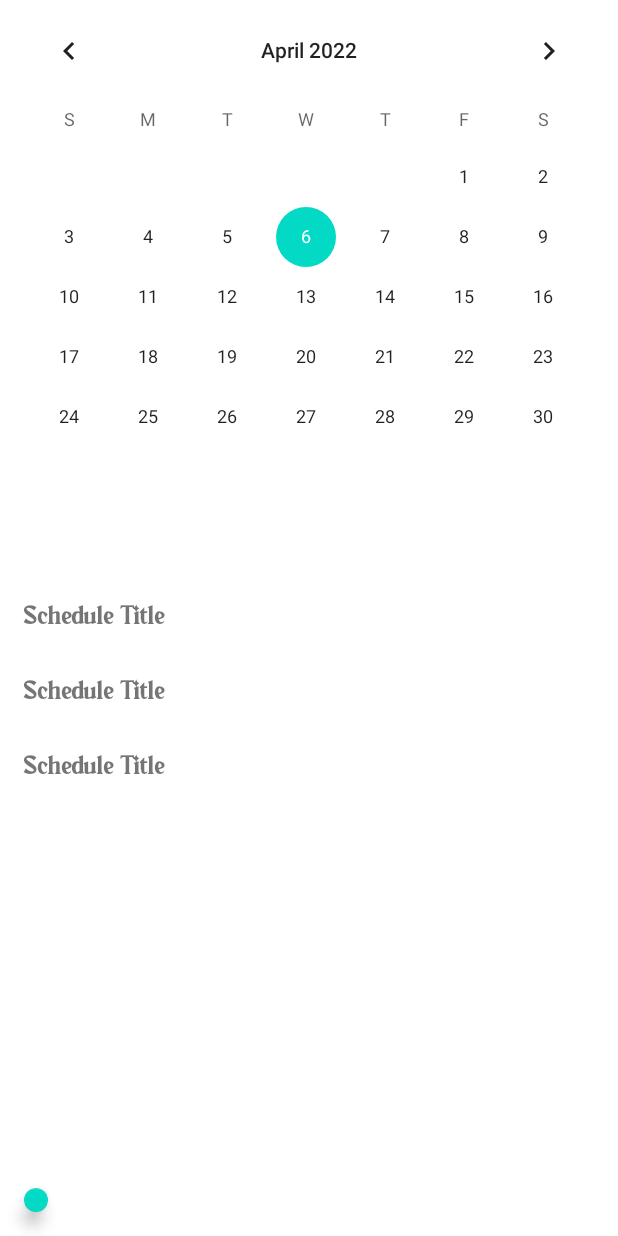
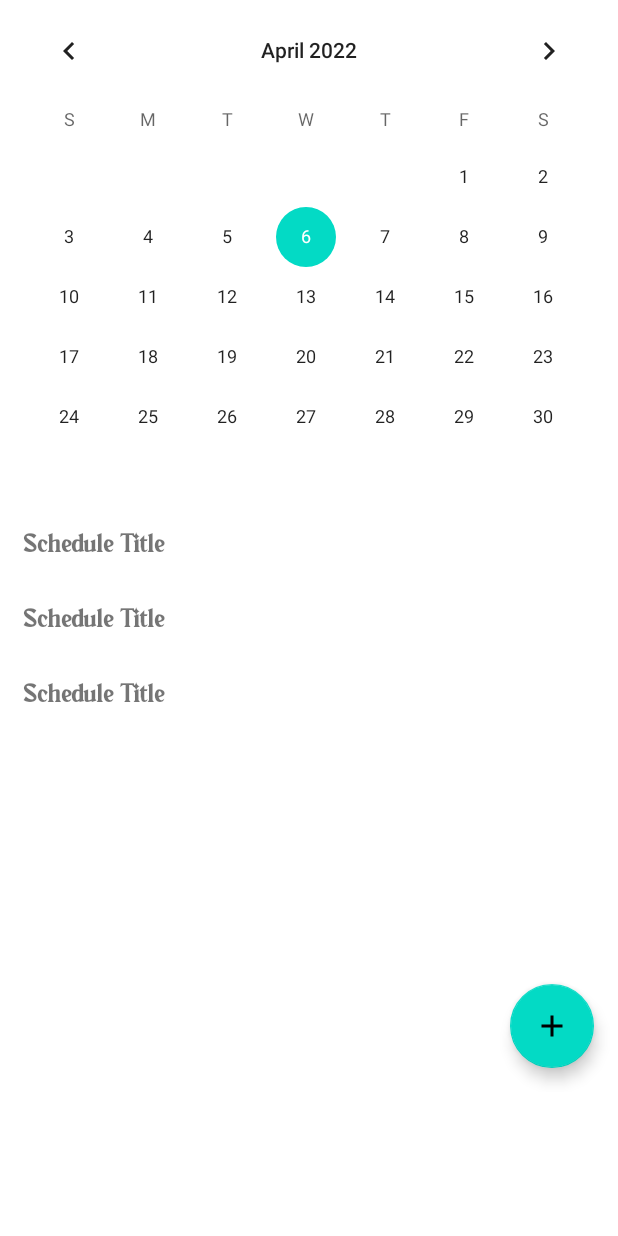
Before and after one commit to Jeddi212/Grimoire, an Android app: the layout fragment_schedule.xml on its own in the app's theme, with its tools: preview values and no code run, on a phone screen of 412 x 824 dp. Run offline under Robolectric (Android 15) with nearby library versions, the phone set to English and light mode, and no system bars.

Commit message:
Benerin Layout Schedule | Tracing Bug, masih belom fix 🛠

```diff
--- a/app/src/main/res/layout-land/fragment_schedule.xml
+++ b/app/src/main/res/layout-land/fragment_schedule.xml
@@ -1,5 +1,6 @@
 <?xml version="1.0" encoding="utf-8"?>
 <LinearLayout xmlns:android="http://schemas.android.com/apk/res/android"
+    xmlns:app="http://schemas.android.com/apk/res-auto"
     xmlns:tools="http://schemas.android.com/tools"
     android:layout_width="match_parent"
     android:layout_height="match_parent"
@@ -14,14 +15,42 @@
         <CalendarView
             android:id="@+id/calendar"
             android:layout_width="wrap_content"
-            android:layout_height="wrap_content"/>
+            android:layout_height="236dp" />
 
-        <TextView
-            android:id="@+id/tv_date"
+        <LinearLayout
             android:layout_width="match_parent"
             android:layout_height="wrap_content"
-            android:gravity="center"
-            android:text="Date Clicked"/>
+            android:orientation="horizontal">
+
+            <com.google.android.material.floatingactionbutton.FloatingActionButton
+                android:id="@+id/fab_add"
+                android:layout_width="wrap_content"
+                android:layout_height="wrap_content"
+                android:foregroundGravity="bottom"
+                android:layout_marginStart="10dp"
+                android:layout_marginEnd="10dp"
+                app:fabSize="mini"
+                app:layout_anchor="@id/rv_schedule"
+                app:layout_anchorGravity="top|end"
+                app:srcCompat="@drawable/ic_baseline_add_24" />
+
+            <ProgressBar
+                android:id="@+id/progressbar"
+                android:layout_width="48dp"
+                android:layout_height="48dp"
+                android:visibility="invisible"
+                android:layout_gravity="center"
+                app:layout_anchor="@id/rv_schedule"
+                app:layout_anchorGravity="center" />
+
+            <TextView
+                android:id="@+id/tv_date"
+                android:layout_width="match_parent"
+                android:layout_height="wrap_content"
+                android:gravity="center"
+                android:text="Date Clicked" />
+
+        </LinearLayout>
 
     </LinearLayout>
 
--- a/app/src/main/res/layout/fragment_schedule.xml
+++ b/app/src/main/res/layout/fragment_schedule.xml
@@ -12,19 +12,29 @@
         android:layout_width="match_parent"
         android:layout_height="wrap_content"/>
 
+    <androidx.constraintlayout.widget.ConstraintLayout
+        android:layout_width="match_parent"
+        android:layout_height="390dp"
+        android:orientation="horizontal">
+
+        <androidx.recyclerview.widget.RecyclerView
+            android:id="@+id/rv_schedule"
+            android:layout_width="match_parent"
+            android:layout_height="match_parent"
+            app:layout_behavior="@string/appbar_scrolling_view_behavior"
+            tools:listitem="@layout/item_schedule" />
+
         <ProgressBar
             android:id="@+id/progressbar"
             android:layout_width="48dp"
             android:layout_height="48dp"
             android:visibility="invisible"
             app:layout_anchor="@id/rv_schedule"
-        app:layout_anchorGravity="center" />
-
-    <androidx.recyclerview.widget.RecyclerView
-        android:id="@+id/rv_schedule"
-        android:layout_width="match_parent"
-        android:layout_height="390dp"
-        tools:listitem="@layout/item_schedule" />
+            app:layout_anchorGravity="center"
+            app:layout_constraintBottom_toBottomOf="parent"
+            app:layout_constraintEnd_toEndOf="parent"
+            app:layout_constraintStart_toStartOf="parent"
+            app:layout_constraintTop_toTopOf="@+id/rv_schedule" />
 
         <com.google.android.material.floatingactionbutton.FloatingActionButton
             android:id="@+id/fab_add"
@@ -35,6 +45,10 @@
             app:fabSize="normal"
             app:layout_anchor="@id/rv_schedule"
             app:layout_anchorGravity="bottom|end"
+            app:layout_constraintBottom_toBottomOf="parent"
+            app:layout_constraintEnd_toEndOf="parent"
             app:srcCompat="@drawable/ic_baseline_add_24" />
 
+    </androidx.constraintlayout.widget.ConstraintLayout>
+
 </LinearLayout>
```
Also changed, not shown: app/src/main/java/com/ppb/grimoire/ScheduleAddUpdateActivity.kt (+9 -5 lines), app/src/main/java/com/ppb/grimoire/ui/schedule/ScheduleFragment.kt (+36 -26 lines). Lines whose indentation alone changed are shown as unchanged.
